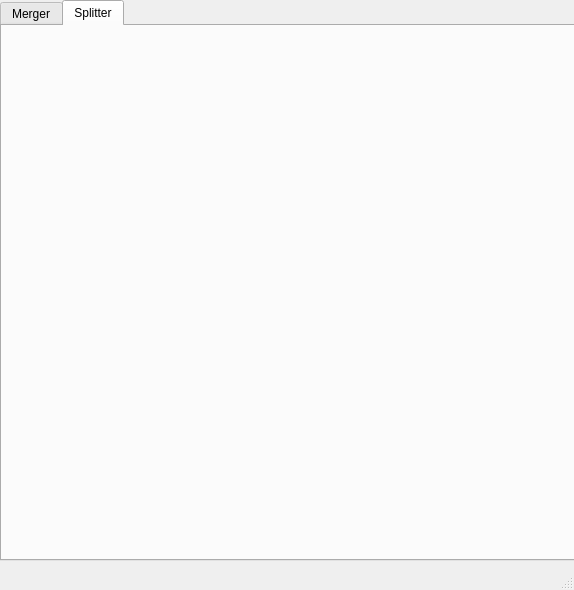
Old version of the form mainwindow.ui in the repository KefirAbsorber/pdf_tools.
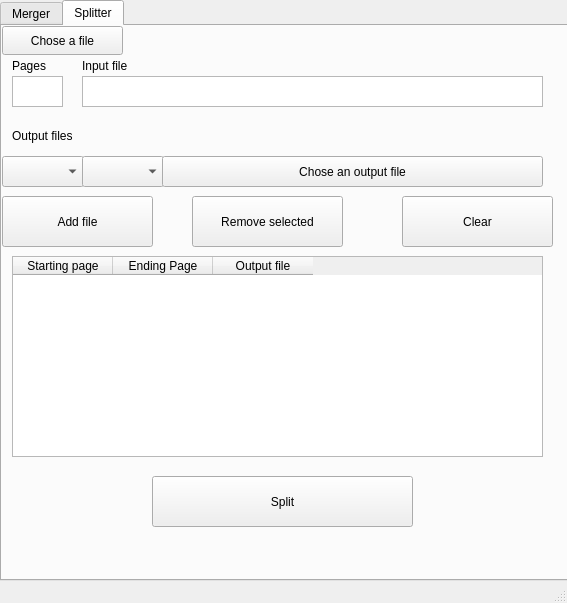
New version of the form. The open tabs and pages were chosen to show the change.

Commit message: Added the split portion into UI

Diff of the .ui file:
```diff
--- a/mainwindow.ui
+++ b/mainwindow.ui
@@ -6,8 +6,8 @@
    <rect>
     <x>0</x>
     <y>0</y>
-    <width>574</width>
-    <height>590</height>
+    <width>567</width>
+    <height>603</height>
    </rect>
   </property>
   <property name="windowTitle">
@@ -19,8 +19,8 @@
      <rect>
       <x>0</x>
       <y>0</y>
-      <width>651</width>
-      <height>561</height>
+      <width>571</width>
+      <height>581</height>
      </rect>
     </property>
     <property name="acceptDrops">
@@ -168,6 +168,194 @@
         <height>531</height>
        </rect>
       </property>
+      <widget class="QTextEdit" name="text_inputFile">
+       <property name="geometry">
+        <rect>
+         <x>80</x>
+         <y>50</y>
+         <width>461</width>
+         <height>31</height>
+        </rect>
+       </property>
+      </widget>
+      <widget class="QLabel" name="label_3">
+       <property name="geometry">
+        <rect>
+         <x>80</x>
+         <y>30</y>
+         <width>91</width>
+         <height>20</height>
+        </rect>
+       </property>
+       <property name="text">
+        <string>Input file</string>
+       </property>
+      </widget>
+      <widget class="QPushButton" name="button_choseFile">
+       <property name="geometry">
+        <rect>
+         <x>0</x>
+         <y>0</y>
+         <width>121</width>
+         <height>29</height>
+        </rect>
+       </property>
+       <property name="text">
+        <string>Chose a file</string>
+       </property>
+      </widget>
+      <widget class="QLabel" name="label_4">
+       <property name="geometry">
+        <rect>
+         <x>10</x>
+         <y>30</y>
+         <width>91</width>
+         <height>20</height>
+        </rect>
+       </property>
+       <property name="text">
+        <string>Pages</string>
+       </property>
+      </widget>
+      <widget class="QTextEdit" name="text_pagesNum">
+       <property name="geometry">
+        <rect>
+         <x>10</x>
+         <y>50</y>
+         <width>51</width>
+         <height>31</height>
+        </rect>
+       </property>
+       <property name="readOnly">
+        <bool>true</bool>
+       </property>
+      </widget>
+      <widget class="QTableWidget" name="table_outputFiles">
+       <property name="geometry">
+        <rect>
+         <x>10</x>
+         <y>230</y>
+         <width>531</width>
+         <height>201</height>
+        </rect>
+       </property>
+       <property name="sizeAdjustPolicy">
+        <enum>QAbstractScrollArea::SizeAdjustPolicy::AdjustToContents</enum>
+       </property>
+       <column>
+        <property name="text">
+         <string>Starting page</string>
+        </property>
+       </column>
+       <column>
+        <property name="text">
+         <string>Ending Page</string>
+        </property>
+       </column>
+       <column>
+        <property name="text">
+         <string>Output file</string>
+        </property>
+       </column>
+      </widget>
+      <widget class="QPushButton" name="button_removeFile_2">
+       <property name="geometry">
+        <rect>
+         <x>190</x>
+         <y>170</y>
+         <width>151</width>
+         <height>51</height>
+        </rect>
+       </property>
+       <property name="text">
+        <string>Remove selected</string>
+       </property>
+      </widget>
+      <widget class="QPushButton" name="button_clearList_2">
+       <property name="geometry">
+        <rect>
+         <x>400</x>
+         <y>170</y>
+         <width>151</width>
+         <height>51</height>
+        </rect>
+       </property>
+       <property name="text">
+        <string>Clear</string>
+       </property>
+      </widget>
+      <widget class="QPushButton" name="button_addFile_2">
+       <property name="geometry">
+        <rect>
+         <x>0</x>
+         <y>170</y>
+         <width>151</width>
+         <height>51</height>
+        </rect>
+       </property>
+       <property name="text">
+        <string>Add file</string>
+       </property>
+      </widget>
+      <widget class="QComboBox" name="combo_startingPage">
+       <property name="geometry">
+        <rect>
+         <x>0</x>
+         <y>130</y>
+         <width>82</width>
+         <height>31</height>
+        </rect>
+       </property>
+      </widget>
+      <widget class="QComboBox" name="combo_endingPage">
+       <property name="geometry">
+        <rect>
+         <x>80</x>
+         <y>130</y>
+         <width>82</width>
+         <height>31</height>
+        </rect>
+       </property>
+      </widget>
+      <widget class="QPushButton" name="button_split">
+       <property name="geometry">
+        <rect>
+         <x>150</x>
+         <y>450</y>
+         <width>261</width>
+         <height>51</height>
+        </rect>
+       </property>
+       <property name="text">
+        <string>Split</string>
+       </property>
+      </widget>
+      <widget class="QLabel" name="label_5">
+       <property name="geometry">
+        <rect>
+         <x>10</x>
+         <y>100</y>
+         <width>201</width>
+         <height>20</height>
+        </rect>
+       </property>
+       <property name="text">
+        <string>Output files</string>
+       </property>
+      </widget>
+      <widget class="QPushButton" name="button_outputPicker">
+       <property name="geometry">
+        <rect>
+         <x>160</x>
+         <y>130</y>
+         <width>381</width>
+         <height>31</height>
+        </rect>
+       </property>
+       <property name="text">
+        <string>Chose an output file</string>
+       </property>
+      </widget>
      </widget>
     </widget>
    </widget>
```
Left out of the diff: 20 changed lines with no effect on the pictures. The commit also changes 1 other file.
